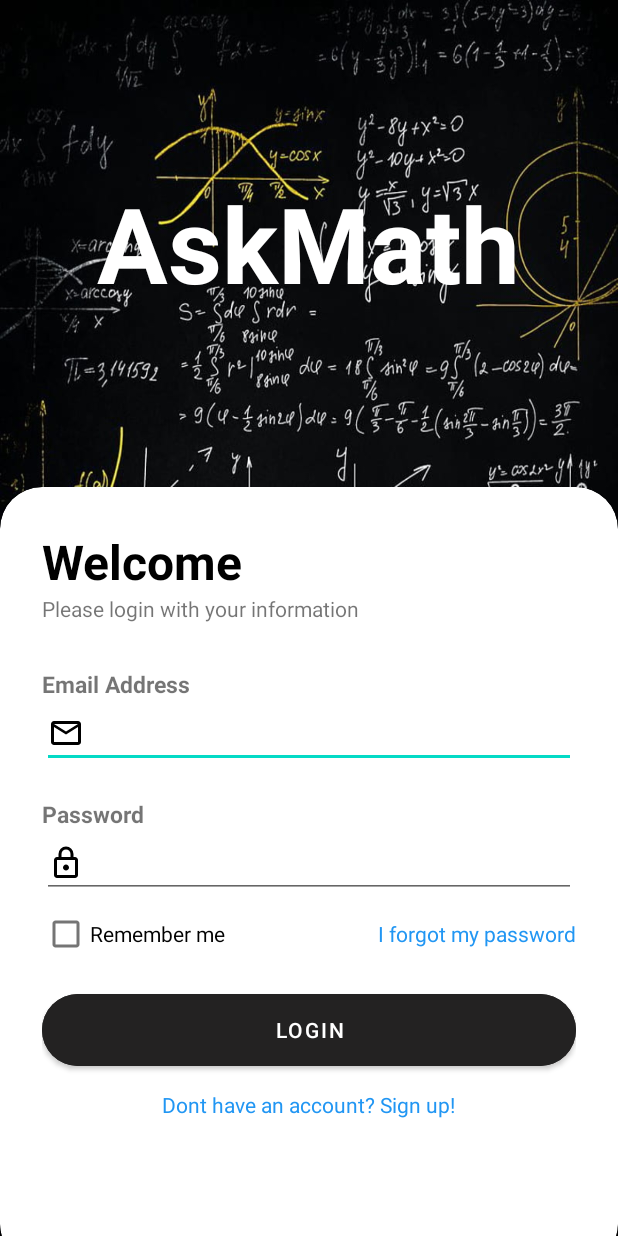
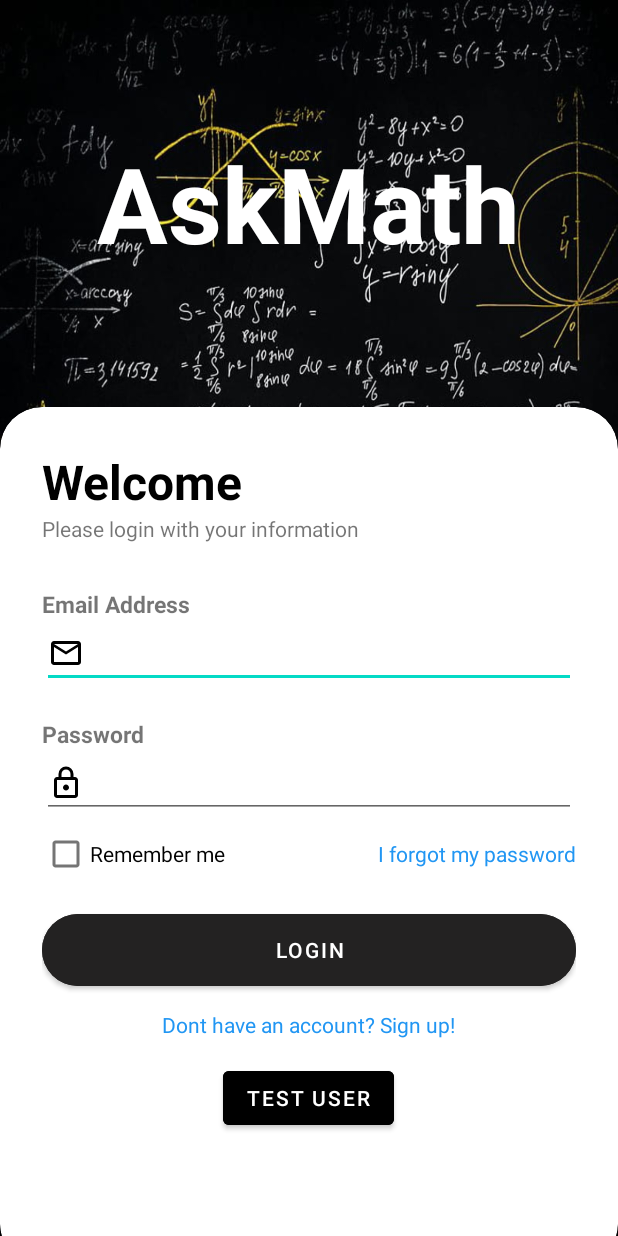
Before and after one commit to SarkisChohmalian/MathHub, an Android app: the screen it shows after launch (LoginActivity), on a phone screen of 412 x 824 dp. Run offline under Robolectric (Android 15) with nearby library versions, the phone set to English and light mode, and no system bars; our stand-ins replace Firebase (no records; nobody signed in at launch, a user with empty details on screens opened directly).

Commit message:
working on design final changes left.

```diff
--- a/app/src/main/java/com/example/mathhub/LoginActivity.java
+++ b/app/src/main/java/com/example/mathhub/LoginActivity.java
@@ -29,7 +29,7 @@ public class LoginActivity extends AppCompatActivity {
 
     private FirebaseAuth auth;
     private EditText loginEmail, loginPassword;
-    private Button loginButton;
+    private Button loginButton, testUserButton;
     private TextView signupRedirectText, forgotPasswordText;
     private CheckBox remember;
 
@@ -43,6 +43,7 @@ public class LoginActivity extends AppCompatActivity {
         loginEmail = findViewById(R.id.login_email);
         loginPassword = findViewById(R.id.login_password);
         loginButton = findViewById(R.id.login_button);
+        testUserButton = findViewById(R.id.test_user);
         signupRedirectText = findViewById(R.id.signupRedirect);
         remember = findViewById(R.id.remember);
         forgotPasswordText = findViewById(R.id.forgetpassword);
@@ -117,6 +118,36 @@ public class LoginActivity extends AppCompatActivity {
             }
         });
 
+        testUserButton.setOnClickListener(new View.OnClickListener() {
+            @Override
+            public void onClick(View view) {
+                final String testEmail = "sictst1@gmail.com";
+                final String testPassword = "Samsung2023";
+
+                auth.signInWithEmailAndPassword(testEmail, testPassword)
+                        .addOnSuccessListener(new OnSuccessListener<AuthResult>() {
+                            @Override
+                            public void onSuccess(AuthResult authResult) {
+                                if (auth.getCurrentUser().isEmailVerified()) {
+                                    Toast.makeText(LoginActivity.this, "Test User Login Successful", Toast.LENGTH_SHORT).show();
+                                    if (remember.isChecked()) {
+                                        saveCredentials(testEmail, testPassword);
+                                    }
+                                    startActivity(new Intent(LoginActivity.this, MainActivity.class));
+                                    finish();
+                                } else {
+                                    Toast.makeText(LoginActivity.this, "Email not verified", Toast.LENGTH_SHORT).show();
+                                }
+                            }
+                        }).addOnFailureListener(new OnFailureListener() {
+                            @Override
+                            public void onFailure(@NonNull Exception e) {
+                                Toast.makeText(LoginActivity.this, "Test User Login Failed", Toast.LENGTH_SHORT).show();
+                            }
+                        });
+            }
+        });
+
         forgotPasswordText.setOnClickListener(new View.OnClickListener() {
             @Override
             public void onClick(View view) {
@@ -151,5 +182,4 @@ public class LoginActivity extends AppCompatActivity {
             }
         }.execute();
     }
-
 }
--- a/app/src/main/res/layout/activity_login.xml
+++ b/app/src/main/res/layout/activity_login.xml
@@ -136,9 +136,19 @@
                 android:layout_width="wrap_content"
                 android:layout_height="wrap_content"
                 android:layout_gravity="center"
-                android:layout_marginBottom="70dp"
                 android:text="Dont have an account? Sign up!"
                 android:textColor="@color/blue" />
+
+            <Button
+                android:id="@+id/test_user"
+                android:layout_marginBottom="60dp"
+                android:layout_width="wrap_content"
+                android:layout_height="wrap_content"
+                android:layout_gravity="center"
+                android:text="Test user"
+                android:backgroundTint="@color/black"
+                android:layout_marginTop="15dp"/>
+
 
         </LinearLayout>
 
```
